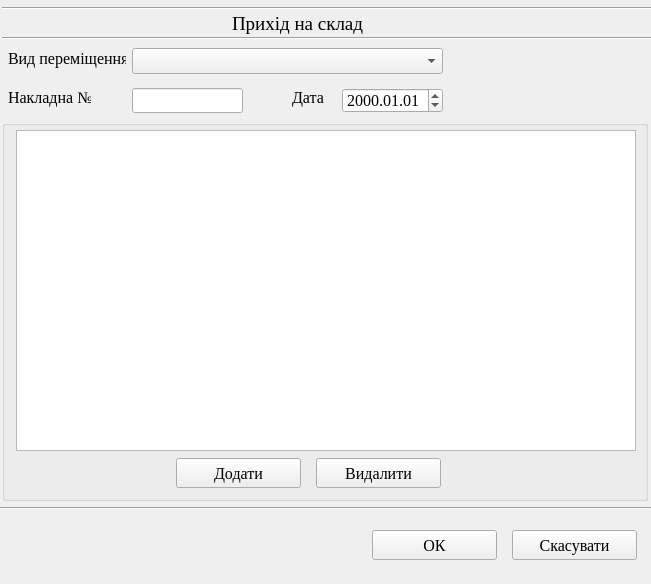
The window that prod_coming.ui (andrboyko/zbyt) describes before a commit, drawn with Qt 5.
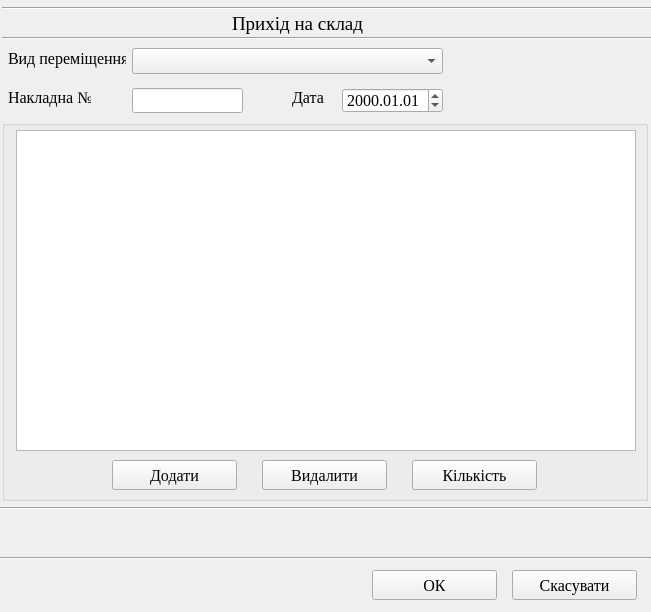
The same window after the commit. Icons and pictures are not drawn.

```diff
--- a/prod_coming.ui
+++ b/prod_coming.ui
@@ -10,7 +10,7 @@
     <x>0</x>
     <y>0</y>
     <width>651</width>
-    <height>584</height>
+    <height>612</height>
    </rect>
   </property>
   <property name="font">
@@ -108,7 +108,7 @@
    <property name="geometry">
     <rect>
      <x>372</x>
-     <y>530</y>
+     <y>570</y>
      <width>125</width>
      <height>30</height>
     </rect>
@@ -148,8 +148,8 @@
     </property>
     <property name="geometry">
      <rect>
-      <x>174</x>
-      <y>338</y>
+      <x>110</x>
+      <y>340</y>
       <width>125</width>
       <height>30</height>
      </rect>
@@ -174,8 +174,8 @@
     </property>
     <property name="geometry">
      <rect>
-      <x>314</x>
-      <y>338</y>
+      <x>260</x>
+      <y>340</y>
       <width>125</width>
       <height>30</height>
      </rect>
@@ -194,6 +194,32 @@
      </size>
     </property>
    </widget>
+   <widget class="QPushButton" name="pushButton_6">
+    <property name="enabled">
+     <bool>true</bool>
+    </property>
+    <property name="geometry">
+     <rect>
+      <x>410</x>
+      <y>340</y>
+      <width>125</width>
+      <height>30</height>
+     </rect>
+    </property>
+    <property name="text">
+     <string>Кількість</string>
+    </property>
+    <property name="icon">
+     <iconset resource="ico.qrc">
+      <normaloff>:/ico/edit.ico</normaloff>:/ico/edit.ico</iconset>
+    </property>
+    <property name="iconSize">
+     <size>
+      <width>22</width>
+      <height>22</height>
+     </size>
+    </property>
+   </widget>
   </widget>
   <widget class="QComboBox" name="comboBox">
    <property name="enabled">
@@ -260,7 +286,7 @@
    <property name="geometry">
     <rect>
      <x>512</x>
-     <y>530</y>
+     <y>570</y>
      <width>125</width>
      <height>30</height>
     </rect>
@@ -295,6 +321,32 @@
     <enum>Qt::Horizontal</enum>
    </property>
   </widget>
+  <widget class="Line" name="line_4">
+   <property name="geometry">
+    <rect>
+     <x>0</x>
+     <y>550</y>
+     <width>651</width>
+     <height>16</height>
+    </rect>
+   </property>
+   <property name="orientation">
+    <enum>Qt::Horizontal</enum>
+   </property>
+  </widget>
+  <widget class="QLabel" name="label_7">
+   <property name="geometry">
+    <rect>
+     <x>480</x>
+     <y>520</y>
+     <width>141</width>
+     <height>20</height>
+    </rect>
+   </property>
+   <property name="text">
+    <string/>
+   </property>
+  </widget>
  </widget>
  <resources>
   <include location="ico.qrc"/>
```
Left out of the diff: 2 changed lines with no effect on the pictures.
